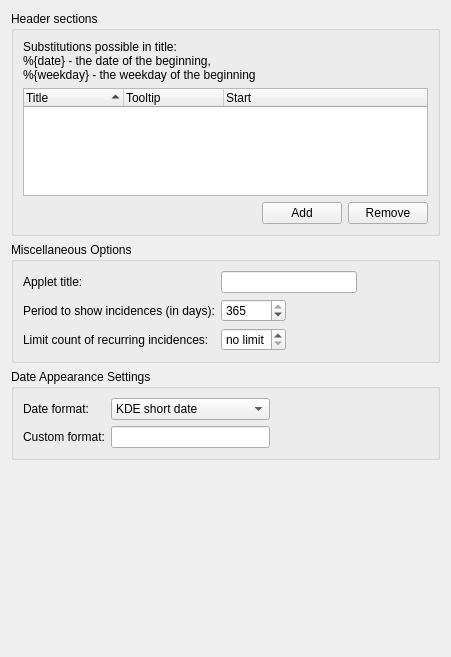
First picture: the form in src/eventappletgeneralconfig.ui, repository KDE/plasmoid-eventlist, before the edit.
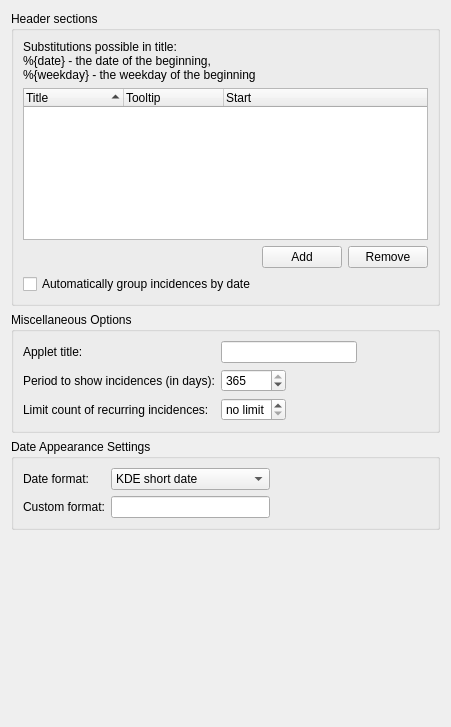
Second picture: the form after the edit. Custom widgets are drawn as their Qt base class.

Commit message:
add auto grouping functionality
allow to group incidences by date automatically

What changed in the file:
```diff
--- a/src/eventappletgeneralconfig.ui
+++ b/src/eventappletgeneralconfig.ui
@@ -6,8 +6,8 @@
    <rect>
     <x>0</x>
     <y>0</y>
-    <width>401</width>
-    <height>657</height>
+    <width>405</width>
+    <height>727</height>
    </rect>
   </property>
   <layout class="QVBoxLayout" name="verticalLayout">
@@ -97,6 +97,17 @@
         </property>
        </widget>
       </item>
+      <item row="3" column="0">
+       <widget class="QCheckBox" name="autoGroupBox">
+        <property name="toolTip">
+         <string>If checked incidences are grouped by date,
+the header sections above are not used.</string>
+        </property>
+        <property name="text">
+         <string>Automatically group incidences by date</string>
+        </property>
+       </widget>
+      </item>
      </layout>
     </widget>
    </item>
```
Left out of the diff: 10 changed lines with no effect on the pictures. The commit also changes 5 other files.
